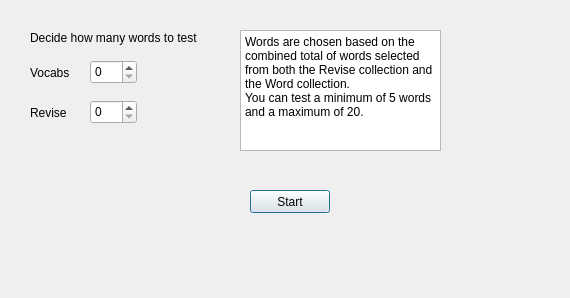
Before: the Qt Designer form MyVoca.ui in kt5965/test_dict, drawn with Qt 5.
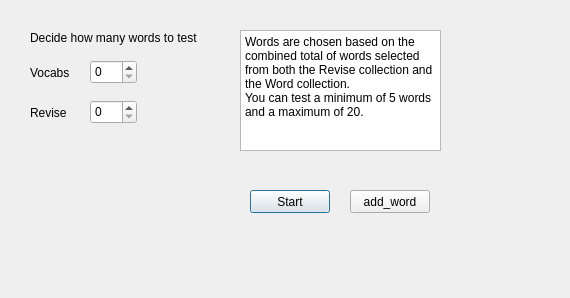
After: the same form once the commit is applied.

What changed in the file:
```diff
--- a/MyVoca.ui
+++ b/MyVoca.ui
@@ -103,6 +103,19 @@
 &lt;p style=&quot; margin-top:0px; margin-bottom:0px; margin-left:0px; margin-right:0px; -qt-block-indent:0; text-indent:0px;&quot;&gt;You can test a minimum of 5 words and a maximum of 20.&lt;/p&gt;&lt;/body&gt;&lt;/html&gt;</string>
    </property>
   </widget>
+  <widget class="QPushButton" name="pushButton_2">
+   <property name="geometry">
+    <rect>
+     <x>350</x>
+     <y>190</y>
+     <width>80</width>
+     <height>23</height>
+    </rect>
+   </property>
+   <property name="text">
+    <string>add_word</string>
+   </property>
+  </widget>
  </widget>
  <resources/>
  <connections/>
```
